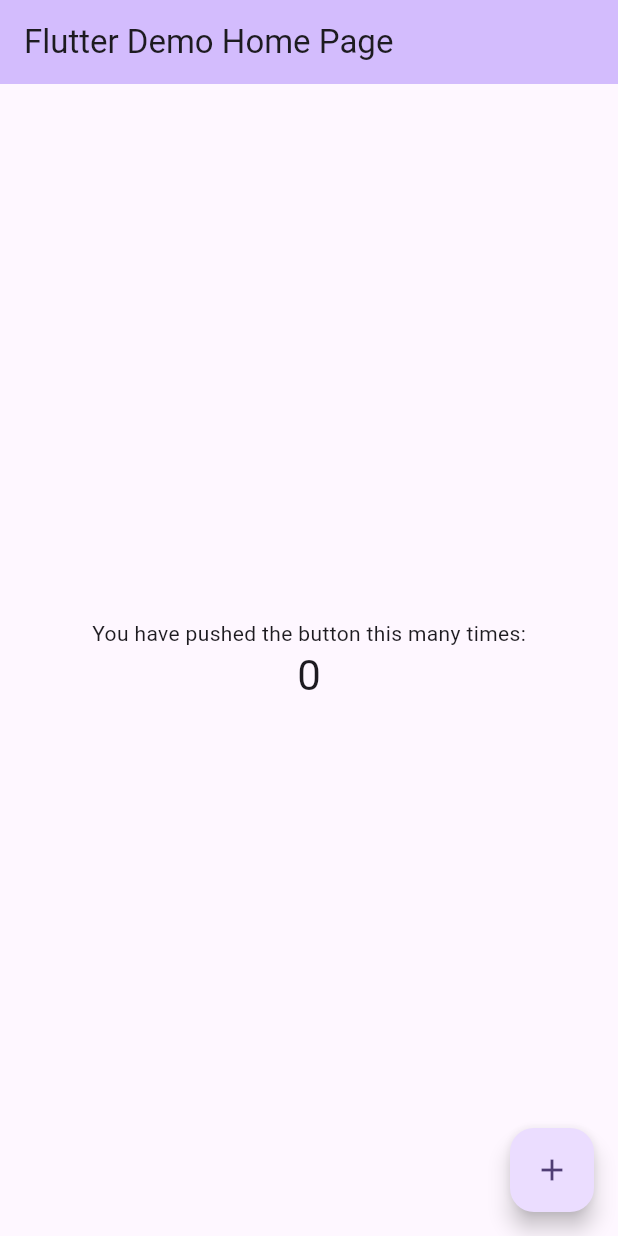
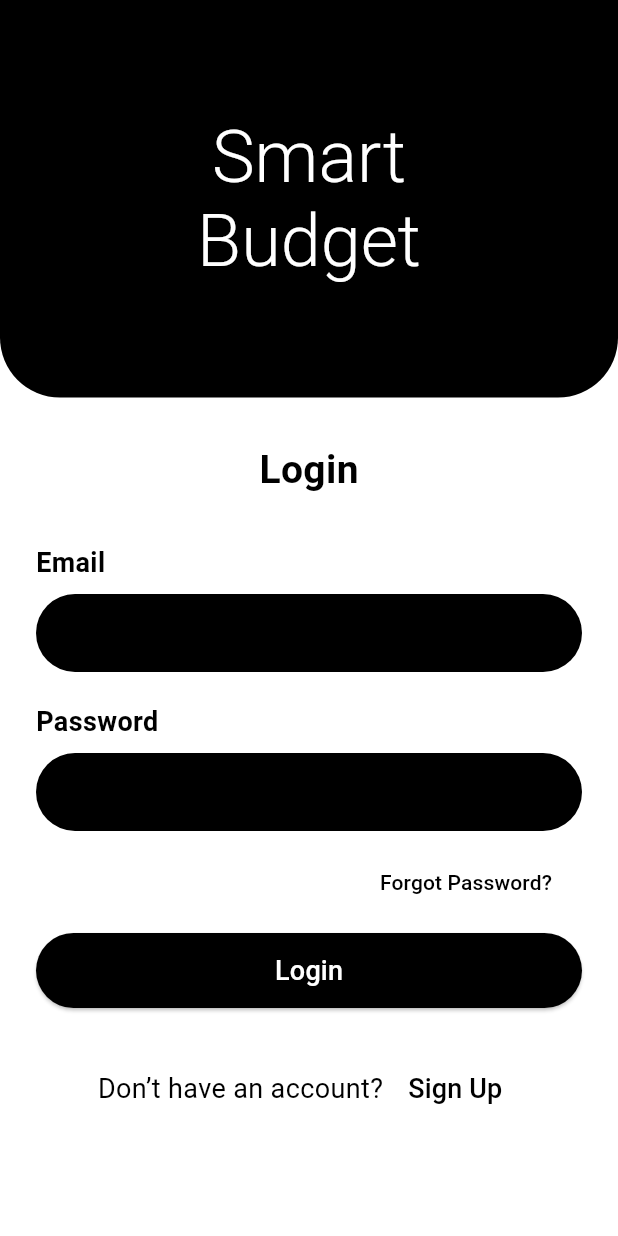
Before and after one commit to PudasainiSalina2060/financetracker_frontend, a Flutter app: the screen it shows after launch, on a phone screen of 412 x 824 dp. Run offline on Flutter 3.47's test engine with Material 3 defaults, Android fonts, the phone set to English and light mode, and no system bars; our stand-ins replace google_fonts; Roboto replaces fonts that are missing (Inika, Inspiration).

Commit message:
Added login screen ui (flutter)

```diff
--- a/lib/main.dart
+++ b/lib/main.dart
@@ -1,5 +1,7 @@
+import 'package:financetracker_frontend/screens/login_screen.dart';
 import 'package:flutter/material.dart';
 
+import 'package:google_fonts/google_fonts.dart';
 void main() {
   runApp(const MyApp());
 }
@@ -30,7 +32,8 @@
         // tested with just a hot reload.
         colorScheme: ColorScheme.fromSeed(seedColor: Colors.deepPurple),
       ),
-      home: const MyHomePage(title: 'Flutter Demo Home Page'),
+      //home: const MyHomePage(title: 'Flutter Demo Home Page'),
+      home: const LoginScreen()
     );
   }
 }
--- /dev/null
+++ b/lib/screens/login_screen.dart
@@ -0,0 +1,214 @@
+import 'package:flutter/material.dart';
+import 'package:google_fonts/google_fonts.dart';
+
+class LoginScreen extends StatelessWidget {
+  const LoginScreen({super.key});
+
+  @override
+  Widget build(BuildContext context) {
+    return Scaffold(
+      backgroundColor: Colors.white,
+      body: SingleChildScrollView(
+        child: Column(
+          crossAxisAlignment: CrossAxisAlignment.start,
+          children: [
+            // Top black section with app name
+            Container(
+              height: 265,
+              width: double.infinity,
+              decoration: const BoxDecoration(
+                color: Colors.black,
+                borderRadius: BorderRadius.only(
+                  bottomLeft: Radius.circular(40),
+                  bottomRight: Radius.circular(40),
+                ),
+              ),
+              child: Center(
+                child: RichText(
+                  textAlign: TextAlign.center,
+                  text: TextSpan(
+                    children: [
+                      TextSpan(
+                        text: "Smart\n",
+                        style: GoogleFonts.adventPro(
+                          color: Colors.white,
+                          fontSize: 48,
+                          fontWeight: FontWeight.w300,
+                        ),
+                      ),
+                      TextSpan(
+                        text: "Budget",
+                        style: GoogleFonts.inspiration(
+                          color: Colors.white,
+                          fontSize: 48,
+                          fontWeight: FontWeight.w300,
+                        ),
+                      ),
+                    ],
+                  ),
+                ),
+              ),
+            ),
+
+            const SizedBox(height: 30),
+
+            // Login heading
+            Center(
+              child: Text(
+                "Login",
+                style: GoogleFonts.inika(
+                  fontSize: 26,
+                  fontWeight: FontWeight.bold,
+                  color: Colors.black,
+                ),
+              ),
+            ),
+
+            const SizedBox(height: 30),
+
+            // Email label + black input box
+            Padding(
+              padding: const EdgeInsets.symmetric(horizontal: 24),
+              child: Column(
+                crossAxisAlignment: CrossAxisAlignment.start,
+                children: [
+                  Text(
+                    "Email",
+                    style: GoogleFonts.inika(
+                      fontSize: 18,
+                      color: Colors.black,
+                      fontWeight: FontWeight.w600,
+                    ),
+                  ),
+                  const SizedBox(height: 8),
+                  Container(
+                    height: 52,
+                    decoration: BoxDecoration(
+                      color: Colors.black,
+                      borderRadius: BorderRadius.circular(30),
+                    ),
+                    padding: const EdgeInsets.symmetric(horizontal: 20),
+                    alignment: Alignment.centerLeft,
+                    child: const TextField(
+                      style: TextStyle(color: Colors.white),
+                      cursorColor: Colors.white,
+                      decoration: InputDecoration(
+                        isDense: true,
+                        border: InputBorder.none,
+                      ),
+                    ),
+                  ),
+                ],
+              ),
+            ),
+
+            const SizedBox(height: 20),
+
+            // Password label + black input box
+            Padding(
+              padding: const EdgeInsets.symmetric(horizontal: 24),
+              child: Column(
+                crossAxisAlignment: CrossAxisAlignment.start,
+                children: [
+                  Text(
+                    "Password",
+                    style: GoogleFonts.inika(
+                      fontSize: 18,
+                      color: Colors.black,
+                      fontWeight: FontWeight.w600,
+                    ),
+                  ),
+                  const SizedBox(height: 8),
+                  Container(
+                    height: 52,
+                    decoration: BoxDecoration(
+                      color: Colors.black,
+                      borderRadius: BorderRadius.circular(30),
+                    ),
+                    padding: const EdgeInsets.symmetric(horizontal: 20),
+                    alignment: Alignment.centerLeft,
+                    child: const TextField(
+                      obscureText: true,//Password: Masks characters (●●●)
+                      style: TextStyle(color: Colors.white),
+                      cursorColor: Colors.white,
+                      decoration: InputDecoration(
+                        isDense: true,
+                        border: InputBorder.none,
+                      ),
+                    ),
+                  ),
+                ],
+              ),
+            ),
+
+            const SizedBox(height: 10),
+
+            // Forgot password link under the password field
+            Padding(
+              padding: const EdgeInsets.only(right: 32),
+              child: Align(
+                alignment: Alignment.centerRight,
+                child: TextButton(
+                  onPressed: () {},
+                  child: Text(
+                    "Forgot Password?",
+                    style: GoogleFonts.inika(color: Colors.black),
+                  ),
+                ),
+              ),
+            ),
+
+            const SizedBox(height: 10),
+
+            // Login button (black)
+            Padding(
+              padding: const EdgeInsets.symmetric(horizontal: 24),
+              child: SizedBox(
+                width: double.infinity,
+                height: 50,
+                child: ElevatedButton(
+                  onPressed: () {},
+                  style: ElevatedButton.styleFrom(
+                    backgroundColor: Colors.black,
+                    shape: RoundedRectangleBorder(
+                      borderRadius: BorderRadius.circular(30),
+                    ),
+                  ),
+                  child: Text(
+                    "Login",
+                    style: GoogleFonts.inika(fontSize: 18, color: Colors.white),
+                  ),
+                ),
+              ),
+            ),
+
+            const SizedBox(height: 30),
+
+            // Sign up prompt
+            Row(
+              mainAxisAlignment: MainAxisAlignment.center,
+              children: [
+                Text("Don’t have an account? ",
+                style: GoogleFonts.inika(
+                  fontSize: 18,
+                  color: Colors.black,
+                  fontWeight: FontWeight.w400,
+
+                )),
+                TextButton(
+                  onPressed: () {},
+                  child: Text(
+                    "Sign Up",
+                    style: GoogleFonts.inika(
+                      fontSize: 18,
+                      color: Colors.black),
+                  ),
+                ),
+              ],
+            ),
+          ],
+        ),
+      ),
+    );
+  }
+}
--- a/pubspec.yaml
+++ b/pubspec.yaml
@@ -38,6 +38,7 @@ dependencies:
 dev_dependencies:
   flutter_test:
     sdk: flutter
+  google_fonts: ^6.2.1   # or the latest version
 
   # The "flutter_lints" package below contains a set of recommended lints to
   # encourage good coding practices. The lint set provided by the package is
```
Also changed, not shown: pubspec.lock, 1 other file.
